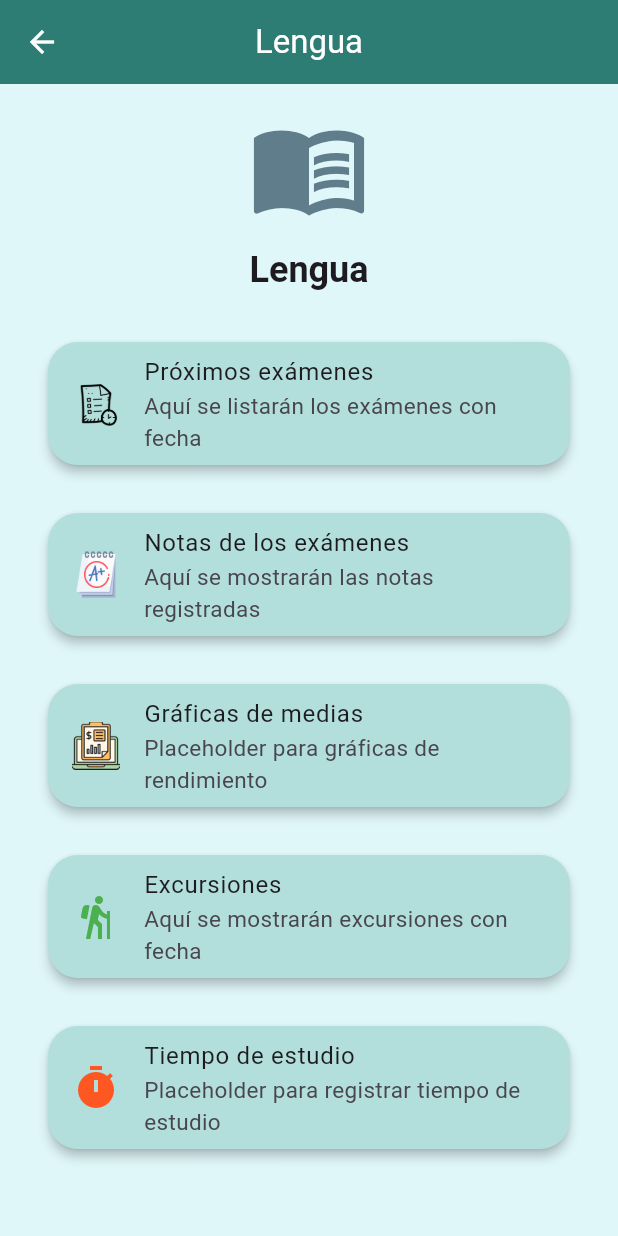
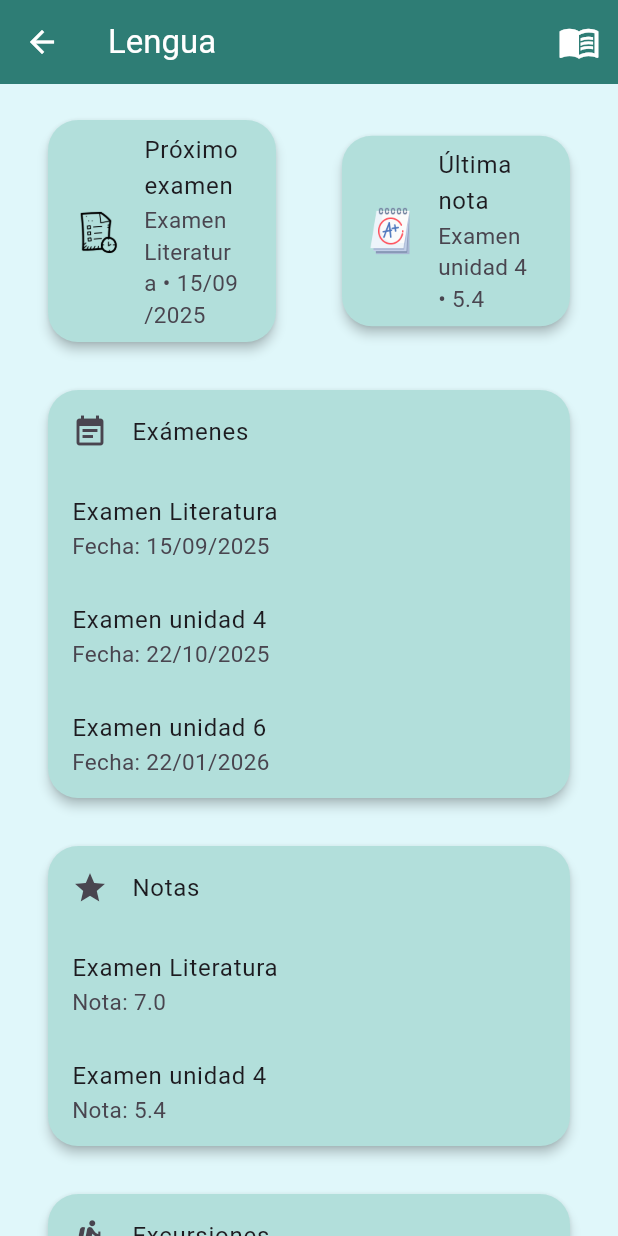
Before and after one commit to Saykek/conectask_v2, a Flutter app: the ColegioPerfilView screen opened directly with empty values, after a tap on "Lengua", on a phone screen of 412 x 824 dp. Run offline on Flutter 3.47's test engine with Material 3 defaults, Android fonts, the phone set to English and light mode, and no system bars; our stand-ins replace firebase_auth, firebase_core, firebase_database, lottie, table_calendar, webview_flutter; accounts and stored records are empty; Roboto replaces fonts that are missing (Nunito); project files that could hold a hidden picture were left out.

Commit message:
modo escolar con  mock, y  visible

```diff
--- /dev/null
+++ b/lib/Utils/colegio_utils.dart
@@ -0,0 +1,35 @@
+import 'package:conectask_v2/Utils/date_utils.dart';
+
+class ColegioUtils {
+  /// Devuelve la fecha del próximo examen futuro (más cercano a hoy).
+  static String proximoExamen(List<Map<String, String>> examenes) {
+    final ahora = DateTime.now();
+
+    final futuros = examenes
+        .map((ex) => DateUtils.parsearFechaDDMMYYYY(ex['fecha'] ?? ''))
+        .where((f) => f != null && f.isAfter(ahora))
+        .toList();
+
+    if (futuros.isEmpty) return '—';
+
+    futuros.sort();
+    final siguiente = futuros.first!;
+    return "${siguiente.day.toString().padLeft(2, '0')}/"
+           "${siguiente.month.toString().padLeft(2, '0')}/"
+           "${siguiente.year}";
+  }
+
+  /// Devuelve la última nota registrada.
+  static String ultimaNota(List<Map<String, String>> notas) {
+    return notas.isNotEmpty ? notas.last['nota'] ?? '—' : '—';
+  }
+
+  /// Devuelve la media de notas.
+  static String mediaNotas(List<Map<String, String>> notas) {
+    if (notas.isEmpty) return '—';
+    final media = notas
+        .map((n) => double.tryParse(n['nota'] ?? '') ?? 0)
+        .fold<double>(0, (a, b) => a + b) / notas.length;
+    return media.toStringAsFixed(1);
+  }
+}
--- a/lib/Utils/date_utils.dart
+++ b/lib/Utils/date_utils.dart
@@ -1,11 +1,10 @@
+import 'package:flutter/material.dart';
 import 'package:conectask_v2/models/menu_dia_model.dart';
-import 'package:flutter/material.dart';
-import 'package:flutter/rendering.dart';
 
 class DateUtils {
   /// Devuelve la lista de días de la semana en español (lunes a domingo).
   static List<String> diasSemana() {
-    return ['lunes','martes','miércoles','jueves','viernes','sábado','domingo'];
+    return ['lunes', 'martes', 'miércoles', 'jueves', 'viernes', 'sábado', 'domingo'];
   }
 
   /// Devuelve la semana actual como lista de pares (letra, número del mes)
@@ -14,7 +13,7 @@ class DateUtils {
     final inicioSemana = hoy.subtract(Duration(days: hoy.weekday - 1)); // lunes
     return List.generate(7, (i) {
       final fecha = inicioSemana.add(Duration(days: i));
-      final letra = ['L','M','X','J','V','S','D'][i];
+      final letra = ['L', 'M', 'X', 'J', 'V', 'S', 'D'][i];
       return {
         'letra': letra,
         'numero': fecha.day,
@@ -43,7 +42,7 @@ class DateUtils {
 
     return List.generate(ultimoDia.day, (i) {
       final dia = primerDia.add(Duration(days: i));
-    final letra = ['L','M','X','J','V','S','D'][dia.weekday - 1];
+      final letra = ['L', 'M', 'X', 'J', 'V', 'S', 'D'][dia.weekday - 1];
       return {
         'letra': letra,
         'numero': dia.day,
@@ -62,7 +61,7 @@ class DateUtils {
   static List<Map<String, dynamic>> proximosDias(DateTime desde, int cantidad) {
     return List.generate(cantidad, (i) {
       final dia = desde.add(Duration(days: i));
-    final letra = ['L','M','X','J','V','S','D'][dia.weekday - 1];
+      final letra = ['L', 'M', 'X', 'J', 'V', 'S', 'D'][dia.weekday - 1];
       return {
         'letra': letra,
         'numero': dia.day,
@@ -79,7 +78,7 @@ static int buscarIndiceDia(List<MenuDiaModel> menu, DateTime dia) {
     return menu.indexWhere((d) => d.fecha == selStr);
   }
 
-// Scroll al día seleccionado (con animación)
+  /// Scroll al día seleccionado (con animación)
   static void scrollToDia({
     required List<MenuDiaModel> menu,
     required DateTime dia,
@@ -102,7 +101,7 @@ static void scrollToDia({
     }
   }
 
-// Scroll al día actual (sin animación, directo)
+  /// Scroll al día actual (sin animación, directo)
   static void scrollToHoy({
     required List<MenuDiaModel> menu,
     required ScrollController controller,
@@ -118,7 +117,6 @@ static void scrollToHoy({
 
     print("📌 scrollToHoy -> idxHoy: $idxHoy, llamada=${DateTime.now()}");
 
-
     if (idxHoy >= 0) {
       final offset = idxHoy * alturaCard;
       controller.jumpTo(offset); // 👈 directo, sin animación
@@ -126,4 +124,35 @@ static void scrollToHoy({
       print("❌ No se encontró índice para hoy");
     }
   }
+
+  /// Convierte una fecha en formato dd/MM/yyyy a DateTime
+  static DateTime? parsearFechaDDMMYYYY(String fecha) {
+    try {
+      final partes = fecha.split('/');
+      final dia = int.parse(partes[0]);
+      final mes = int.parse(partes[1]);
+      final anio = int.parse(partes[2]);
+      return DateTime(anio, mes, dia);
+    } catch (_) {
+      return null;
     }
+  }
+
+  /// Devuelve la fecha del próximo examen futuro (más cercano a hoy).
+  static String proximoExamen(List<Map<String, String>> examenes) {
+    final ahora = DateTime.now();
+
+    final futuros = examenes
+        .map((ex) => parsearFechaDDMMYYYY(ex['fecha'] ?? ''))
+        .where((f) => f != null && f.isAfter(ahora))
+        .toList();
+
+    if (futuros.isEmpty) return '—';
+
+    futuros.sort(); // ordena por fecha
+    final siguiente = futuros.first!;
+    return "${siguiente.day.toString().padLeft(2, '0')}/"
+           "${siguiente.month.toString().padLeft(2, '0')}/"
+           "${siguiente.year}";
+  }
+}
--- /dev/null
+++ b/lib/models/asignatura_model_mock.dart
@@ -0,0 +1,17 @@
+import 'package:flutter/material.dart';
+
+class AsignaturaModelMock {
+  final String nombre;
+  final IconData icono;
+  final List<Map<String, String>> examenes;
+  final List<Map<String, String>> notas;
+  final List<Map<String, String>> excursiones;
+
+  AsignaturaModelMock({
+    required this.nombre,
+    required this.icono,
+    required this.examenes,
+    required this.notas,
+    required this.excursiones,
+  });
+}
--- /dev/null
+++ b/lib/services/asignatura_service_mock.dart
@@ -0,0 +1,117 @@
+import 'package:flutter/material.dart';
+import '../models/asignatura_model_mock.dart';
+
+class AsignaturaServiceMock {
+  static List<AsignaturaModelMock> obtenerAsignaturas() {
+    return [
+      AsignaturaModelMock(
+        nombre: 'Matemáticas',
+        icono: Icons.calculate,
+        examenes: [
+          {'titulo': 'Examen Álgebra', 'fecha': '12/12/2025'},
+          {'titulo': 'Examen Geometría', 'fecha': '15/01/2026'},
+        ],
+        notas: [
+          {'titulo': 'Examen Álgebra', 'nota': '7.5'},
+          {'titulo': 'Examen Geometría', 'nota': '8.0'},
+        ],
+        excursiones: [],
+      ),
+      AsignaturaModelMock(
+        nombre: 'Lengua',
+        icono: Icons.menu_book,
+        examenes: [
+          {'titulo': 'Examen Literatura', 'fecha': '15/09/2025'},
+          {'titulo': 'Examen unidad 4', 'fecha': '22/10/2025'},
+          {'titulo': 'Examen unidad 6', 'fecha': '22/01/2026'},
+        ],
+        notas: [
+          {'titulo': 'Examen Literatura', 'nota': '7.0'},
+          {'titulo': 'Examen unidad 4', 'nota': '5.4'},
+        ],
+        excursiones: [
+          {'titulo': 'Teatro Clásico', 'fecha': '12/02/2026'},
+        ],
+      ),
+      AsignaturaModelMock(
+        nombre: 'Ciencias',
+        icono: Icons.eco,
+        examenes: [
+          {'titulo': 'Examen Biología', 'fecha': '18/01/2026'},
+        ],
+        notas: [
+          {'titulo': 'Examen Biología', 'nota': '8.5'},
+        ],
+        excursiones: [
+          {'titulo': 'Museo de Ciencias', 'fecha': '20/12/2025'},
+        ],
+      ),
+      AsignaturaModelMock(
+        nombre: 'Inglés',
+        icono: Icons.language,
+        examenes: [
+          {'titulo': 'Examen Grammar', 'fecha': '30/01/2026'},
+        ],
+        notas: [
+          {'titulo': 'Examen Grammar', 'nota': '9.0'},
+        ],
+        excursiones: [
+          {'titulo': 'Intercambio cultural', 'fecha': '10/03/2026'},
+        ],
+      ),
+      AsignaturaModelMock(
+        nombre: 'Sociales',
+        icono: Icons.public,
+        examenes: [
+          {'titulo': 'Examen Geografía', 'fecha': '05/02/2026'},
+        ],
+        notas: [
+          {'titulo': 'Examen Geografía', 'nota': '6.5'},
+        ],
+        excursiones: [
+          {'titulo': 'Visita Parlamento', 'fecha': '20/03/2026'},
+        ],
+      ),
+      AsignaturaModelMock(
+        nombre: 'Arte',
+        icono: Icons.brush,
+        examenes: [
+          {'titulo': 'Examen Pintura', 'fecha': '15/02/2026'},
+        ],
+        notas: [
+          {'titulo': 'Examen Pintura', 'nota': '6.8'},
+        ],
+        excursiones: [
+          {'titulo': 'Museo del Prado', 'fecha': '25/03/2026'},
+        ],
+      ),
+      AsignaturaModelMock(
+        nombre: 'Educación Física',
+        icono: Icons.sports_soccer,
+        examenes: [
+          {'titulo': 'Prueba resistencia', 'fecha': '25/01/2026'},
+        ],
+        notas: [
+          {'titulo': 'Prueba resistencia', 'nota': '7.2'},
+        ],
+        excursiones: [
+          {'titulo': 'Competición intercolegial', 'fecha': '05/04/2026'},
+        ],
+      ),
+      AsignaturaModelMock(
+        nombre: 'Música',
+        icono: Icons.music_note,
+        examenes: [
+          {'titulo': 'Examen Solfeo', 'fecha': '05/02/2026'},
+        ],
+        notas: [
+          {'titulo': 'Examen Solfeo', 'nota': '6.8'},
+          {'titulo': 'Examen Canción', 'nota': '8.2'},
+        ],
+        excursiones: [
+          {'titulo': 'Concierto escolar', 'fecha': '15/03/2026'},
+        ],
+      ),
+    ];
+  }
+}
--- a/lib/views/colegio_asignatura_view.dart
+++ b/lib/views/colegio_asignatura_view.dart
@@ -1,89 +1,110 @@
 import 'package:flutter/material.dart';
+import '../models/asignatura_model_mock.dart';
 
 class ColegioAsignaturaView extends StatelessWidget {
-  final String nombreAsignatura;
-  final IconData icono;
+  final AsignaturaModelMock asignatura;
 
-  const ColegioAsignaturaView({
-    super.key,
-    required this.nombreAsignatura,
-    required this.icono,
-  });
+  const ColegioAsignaturaView({super.key, required this.asignatura});
 
   @override
   Widget build(BuildContext context) {
     return Scaffold(
       appBar: AppBar(
-        title: Text(nombreAsignatura),
-        centerTitle: true,
+        title: Text(asignatura.nombre),
+        actions: [
+          Padding(
+            padding: const EdgeInsets.only(right: 12),
+            child: Icon(asignatura.icono, size: 28),
+          ),
+        ],
       ),
       body: ListView(
         padding: const EdgeInsets.all(16),
         children: [
-          // Icono grande de la asignatura
-          Center(
+          // Resumen superior
+          Row(
+            children: [
+              Expanded(
+                child: Card(
+                  child: ListTile(
+                    leading: Image.asset('assets/iconos/examen.png', width: 32, height: 32),
+                    title: const Text('Próximo examen'),
+                    subtitle: Text(
+                      asignatura.examenes.isNotEmpty
+                          ? '${asignatura.examenes.first['titulo']} • ${asignatura.examenes.first['fecha']}'
+                          : '—',
+                    ),
+                  ),
+                ),
+              ),
+              const SizedBox(width: 12),
+              Expanded(
+                child: Card(
+                  child: ListTile(
+                    leading: Image.asset('assets/iconos/nota.png', width: 32, height: 32),
+                    title: const Text('Última nota'),
+                    subtitle: Text(
+                      asignatura.notas.isNotEmpty
+                          ? '${asignatura.notas.last['titulo']} • ${asignatura.notas.last['nota']}'
+                          : '—',
+                    ),
+                  ),
+                ),
+              ),
+            ],
+          ),
+          const SizedBox(height: 16),
+
+          // Lista de exámenes
+          Card(
             child: Column(
+              crossAxisAlignment: CrossAxisAlignment.start,
               children: [
-                Icon(icono, size: 80, color: Colors.blueGrey),
-                const SizedBox(height: 12),
-                Text(
-                  nombreAsignatura,
-                  style: Theme.of(context).textTheme.headlineSmall?.copyWith(
-                        fontWeight: FontWeight.bold,
-                      ),
-                  textAlign: TextAlign.center,
+                const ListTile(
+                  leading: Icon(Icons.event_note),
+                  title: Text('Exámenes'),
                 ),
+                ...asignatura.examenes.map((ex) => ListTile(
+                      title: Text(ex['titulo'] ?? ''),
+                      subtitle: Text('Fecha: ${ex['fecha'] ?? '—'}'),
+                    )),
               ],
-            ),
-          ),
-          const SizedBox(height: 24),
-
-          // Bloque de Exámenes
-          Card(
-            child: ListTile(
-              leading: Image.asset('assets/iconos/examen.png', width: 32, height: 32),
-              title: const Text('Próximos exámenes'),
-              subtitle: const Text('Aquí se listarán los exámenes con fecha'),
             ),
           ),
           const SizedBox(height: 16),
 
-          // Bloque de Notas
+          // Lista de notas
           Card(
-            child: ListTile(
-              leading: Image.asset('assets/iconos/nota.png', width: 32, height: 32),
-              title: const Text('Notas de los exámenes'),
-              subtitle: const Text('Aquí se mostrarán las notas registradas'),
+            child: Column(
+              crossAxisAlignment: CrossAxisAlignment.start,
+              children: [
+                const ListTile(
+                  leading: Icon(Icons.grade),
+                  title: Text('Notas'),
+                ),
+                ...asignatura.notas.map((n) => ListTile(
+                      title: Text(n['titulo'] ?? ''),
+                      subtitle: Text('Nota: ${n['nota'] ?? '—'}'),
+                    )),
+              ],
             ),
           ),
           const SizedBox(height: 16),
 
-          // Bloque de Gráficas
+          // Lista de excursiones
           Card(
-            child: ListTile(
-              leading: Image.asset('assets/iconos/media_notas.png', width: 32, height: 32),
-              title: const Text('Gráficas de medias'),
-              subtitle: const Text('Placeholder para gráficas de rendimiento'),
-            ),
-          ),
-          const SizedBox(height: 16),
-
-          // Bloque de Excursiones
-          Card(
-            child: ListTile(
-              leading: const Icon(Icons.hiking, size: 32, color: Colors.green),
-              title: const Text('Excursiones'),
-              subtitle: const Text('Aquí se mostrarán excursiones con fecha'),
-            ),
-          ),
-          const SizedBox(height: 16),
-
-          // Bloque de Tiempo de estudio
-          Card(
-            child: ListTile(
-              leading: const Icon(Icons.timer, size: 32, color: Colors.deepOrange),
-              title: const Text('Tiempo de estudio'),
-              subtitle: const Text('Placeholder para registrar tiempo de estudio'),
+            child: Column(
+              crossAxisAlignment: CrossAxisAlignment.start,
+              children: [
+                const ListTile(
+                  leading: Icon(Icons.hiking),
+                  title: Text('Excursiones'),
+                ),
+                ...asignatura.excursiones.map((e) => ListTile(
+                      title: Text(e['titulo'] ?? ''),
+                      subtitle: Text('Fecha: ${e['fecha'] ?? '—'}'),
+                    )),
+              ],
             ),
           ),
         ],
--- a/lib/views/colegio_perfil_view.dart
+++ b/lib/views/colegio_perfil_view.dart
@@ -1,7 +1,9 @@
 import 'package:conectask_v2/models/user_model.dart';
-import 'package:conectask_v2/views/colegio_asignatura_view.dart';
+import 'package:conectask_v2/utils/colegio_utils.dart'; // 👈 nueva clase para lógica escolar
 import 'package:conectask_v2/widgets/tarjeta_asignatura.dart';
 import 'package:flutter/material.dart';
+import '../services/asignatura_service_mock.dart';
+import 'colegio_asignatura_view.dart';
 
 class ColegioPerfilView extends StatelessWidget {
   final UserModel usuario;
@@ -10,16 +12,7 @@ class ColegioPerfilView extends StatelessWidget {
 
   @override
   Widget build(BuildContext context) {
-    final asignaturas = [
-      'Matemáticas',
-      'Lengua',
-      'Ciencias',
-      'Inglés',
-      'Sociales',
-      'Arte',
-      'Educación Física',
-      'Música',
-    ];
+    final asignaturas = AsignaturaServiceMock.obtenerAsignaturas();
 
     return Scaffold(
       appBar: AppBar(title: Text('Perfil escolar de ${usuario.nombre}')),
@@ -35,23 +28,26 @@ class ColegioPerfilView extends StatelessWidget {
           ),
           itemBuilder: (context, index) {
             final asignatura = asignaturas[index];
+
+            // ✅ ahora usamos ColegioUtils
+            final proximoExamen = ColegioUtils.proximoExamen(asignatura.examenes);
+            final ultimaNota = ColegioUtils.ultimaNota(asignatura.notas);
+            final mediaNotas = ColegioUtils.mediaNotas(asignatura.notas);
+
             return TarjetaAsignatura(
-              nombre: asignatura,
-              icono: _iconoPorAsignatura(asignatura),
-              proximoExamen: '—',
-              mediaNotas: '—',
-              ultimaNota: '—',
+              nombre: asignatura.nombre,
+              icono: asignatura.icono,
+              proximoExamen: proximoExamen,
+              ultimaNota: ultimaNota,
+              mediaNotas: mediaNotas,
               onTap: () {
                 Navigator.push(
                   context,
                   MaterialPageRoute(
-                    builder: (context) => ColegioAsignaturaView(
-                      nombreAsignatura: asignatura,
-                      icono: _iconoPorAsignatura(asignatura),
-                    ),
+                    builder: (context) =>
+                        ColegioAsignaturaView(asignatura: asignatura),
                   ),
                 );
-
               },
             );
           },
@@ -59,28 +55,4 @@ class ColegioPerfilView extends StatelessWidget {
       ),
     );
   }
-
-  IconData _iconoPorAsignatura(String asignatura) {
-    switch (asignatura.toLowerCase()) {
-      case 'matemáticas':
-        return Icons.calculate;
-      case 'lengua':
-        return Icons.menu_book;
-      case 'ciencias':
-      case 'naturales':
-        return Icons.eco;
-      case 'inglés':
-        return Icons.language;
-      case 'sociales':
-        return Icons.public;
-      case 'arte':
-        return Icons.brush;
-      case 'educación física':
-        return Icons.sports_soccer;
-      case 'música':
-        return Icons.music_note;
-      default:
-        return Icons.school;
-    }
-  }
 }
--- a/lib/widgets/tarjeta_asignatura.dart
+++ b/lib/widgets/tarjeta_asignatura.dart
@@ -25,7 +25,6 @@ class TarjetaAsignatura extends StatelessWidget {
 
     return GestureDetector(
       onTap: onTap,
-
       child: Card(
         color: colorFondo,
         shape: Theme.of(context).cardTheme.shape,
@@ -38,10 +37,7 @@ class TarjetaAsignatura extends StatelessWidget {
               LayoutBuilder(
                 builder: (context, constraints) {
                   final iconSize = constraints.maxWidth * 0.25;
-                  final iconColor = ColegioTheme.colorIconoPorAsignatura(
-                    nombre,
-                  );
-
+                  final iconColor = ColegioTheme.colorIconoPorAsignatura(nombre);
                   return Icon(icono, size: iconSize, color: iconColor);
                 },
               ),
@@ -53,6 +49,7 @@ class TarjetaAsignatura extends StatelessWidget {
               ),
               const SizedBox(height: 20),
 
+              // 🔹 Ahora usamos los valores que recibimos en el constructor
               Center(
                 child: Row(
                   mainAxisSize: MainAxisSize.min,
@@ -60,13 +57,14 @@ class TarjetaAsignatura extends StatelessWidget {
                     Image.asset('assets/iconos/examen.png', width: 30, height: 30),
                     const SizedBox(width: 12),
                     Text(
-        'Próximo examen: —',
+                      'Próximo examen: $proximoExamen',
                       style: Theme.of(context).textTheme.bodyMedium,
                     ),
                   ],
                 ),
               ),
-const SizedBox(height: 12), // separación vertical entre filas
+              const SizedBox(height: 12),
+
               Center(
                 child: Row(
                   mainAxisSize: MainAxisSize.min,
@@ -74,13 +72,14 @@ Center(
                     Image.asset('assets/iconos/nota.png', width: 30, height: 30),
                     const SizedBox(width: 12),
                     Text(
-        'Última nota: —',
+                      'Última nota: $ultimaNota',
                       style: Theme.of(context).textTheme.bodyMedium,
                     ),
                   ],
                 ),
               ),
-const SizedBox(height: 12), // separación vertical entre filas
+              const SizedBox(height: 12),
+
               Center(
                 child: Row(
                   mainAxisSize: MainAxisSize.min,
@@ -88,7 +87,7 @@ Center(
                     Image.asset('assets/iconos/media_notas.png', width: 30, height: 30),
                     const SizedBox(width: 12),
                     Text(
-        'Media general: —',
+                      'Media general: $mediaNotas',
                       style: Theme.of(context).textTheme.bodyMedium,
                     ),
                   ],
```
Lines whose indentation alone changed are shown as unchanged.
